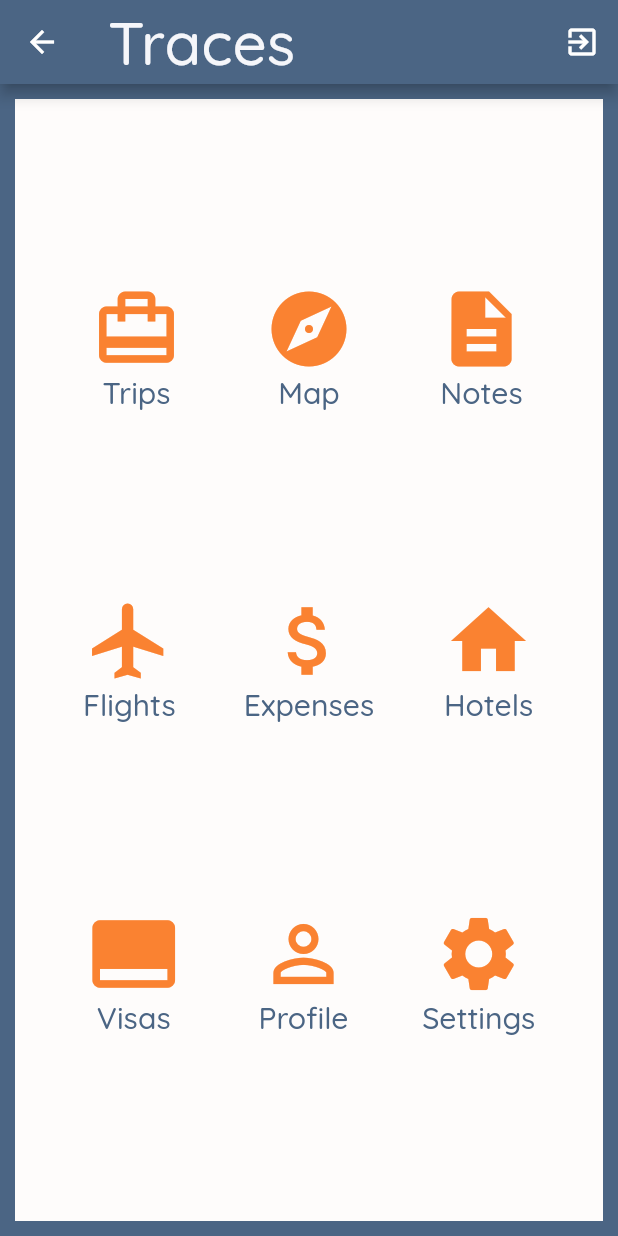
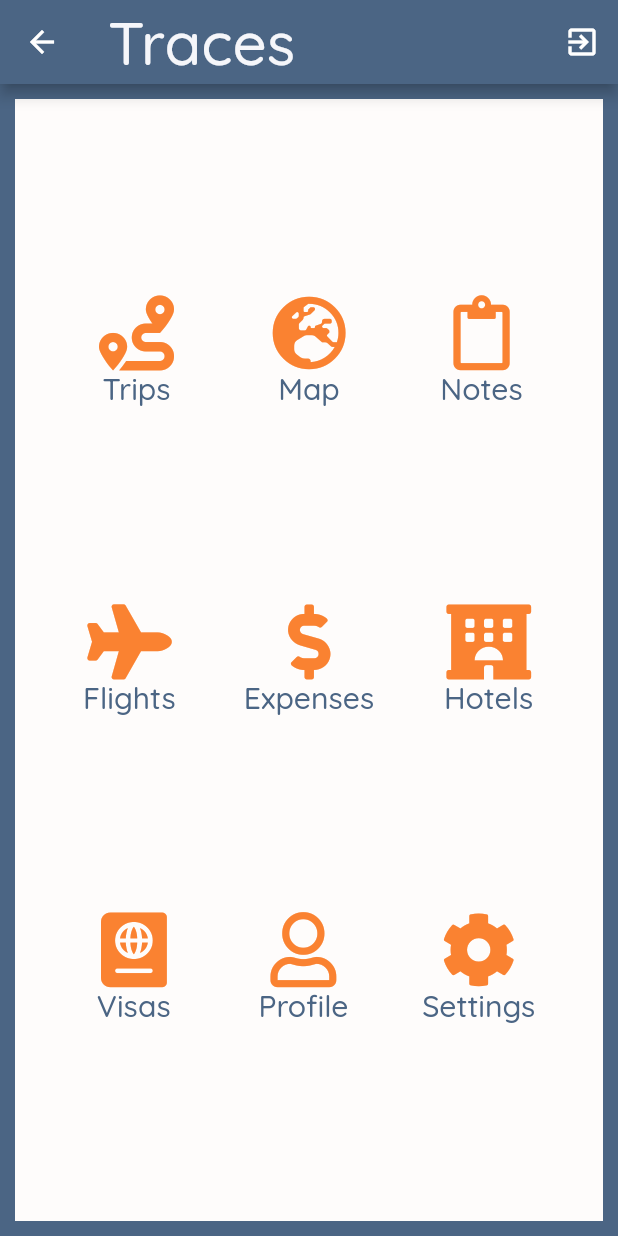
Before and after one commit to YanaKrivitskaya/traces, a Flutter app: the HomePage screen opened by its route, on a phone screen of 412 x 824 dp. Run offline on Flutter 3.47's test engine with Material 2 defaults, Android fonts, the light colour scheme and no system bars; our stand-ins replace bloc, cloud_firestore, equatable, firebase_auth, firebase_core, flutter_bloc and 5 more; missing offline and left inert: mapbox_gl; accounts and stored records are empty.

Commit message:
Icons updated to Font Awesome

```diff
--- a/traces/lib/loginSignup/loginSignup_form.dart
+++ b/traces/lib/loginSignup/loginSignup_form.dart
@@ -6,6 +6,7 @@ import 'package:traces/auth/userRepository.dart';
 import 'package:traces/colorsPalette.dart';
 import 'package:traces/loginSignup/bloc/bloc.dart';
 import 'package:google_fonts/google_fonts.dart';
+import 'package:font_awesome_flutter/font_awesome_flutter.dart';
 
 class LoginSignupForm extends StatefulWidget{
   final UserRepository _userRepository;
@@ -253,7 +254,7 @@ class _LoginSignupFormState extends State<LoginSignupForm>{
     decoration: InputDecoration(
       labelText: 'Password',
       suffixIcon: IconButton(
-        icon: Icon(_obscurePassword ? Icons.visibility_off : Icons.visibility),
+        icon: FaIcon(_obscurePassword ? FontAwesomeIcons.eyeSlash : FontAwesomeIcons.eye),
         onPressed: (){
           setState(() {
             _obscurePassword = !_obscurePassword;
--- a/traces/lib/screens/home.dart
+++ b/traces/lib/screens/home.dart
@@ -4,10 +4,10 @@ import 'package:google_fonts/google_fonts.dart';
 import 'package:traces/auth/authentication_bloc.dart';
 import 'package:traces/auth/authentication_event.dart';
 import 'package:traces/constants.dart';
-import 'package:traces/screens/notes/bloc/note_bloc/bloc.dart';
-import 'package:traces/screens/notes/repository/firebase_notes_repository.dart';
+import 'package:traces/shared/shared.dart';
 import '../colorsPalette.dart';
 import 'package:flutter_bloc/flutter_bloc.dart';
+import 'package:font_awesome_flutter/font_awesome_flutter.dart';
 
 class HomePage extends StatefulWidget {
   HomePage({Key key}) : super(key: key);
@@ -46,25 +46,25 @@ class _HomePageState extends State<HomePage> {
                 Row(
                   mainAxisAlignment: MainAxisAlignment.spaceEvenly,
                   children: <Widget>[
-                    _menuTile(Icons.card_travel, "Trips", context, tripsRoute),
-                    _menuTile(Icons.explore, "Map", context, mapRoute),
-                    _menuTile(Icons.description, "Notes", context, notesRoute)
+                    _menuTile(FontAwesomeIcons.route, "Trips", context, tripsRoute, ColorsPalette.iconColor),
+                    _menuTile(FontAwesomeIcons.globeEurope, "Map", context, mapRoute, ColorsPalette.iconColor),
+                    _menuTile(FontAwesomeIcons.clipboard, "Notes", context, notesRoute, ColorsPalette.iconColor)
                   ],
                 ),
                 Row(
                   mainAxisAlignment: MainAxisAlignment.spaceEvenly,
                   children: <Widget>[
-                    _menuTile(Icons.flight, "Flights", context, flightsRoute),
-                    _menuTile(Icons.attach_money, "Expenses", context, expensesRoute),
-                    _menuTile(Icons.home, "Hotels", context, hotelsRoute)
+                    _menuTile(FontAwesomeIcons.plane, "Flights", context, flightsRoute, ColorsPalette.iconColor),
+                    _menuTile(FontAwesomeIcons.dollarSign, "Expenses", context, expensesRoute, ColorsPalette.iconColor),
+                    _menuTile(FontAwesomeIcons.hotel, "Hotels", context, hotelsRoute, ColorsPalette.iconColor)
                   ],
                 ),
                 Row(
                   mainAxisAlignment: MainAxisAlignment.spaceEvenly,
                   children: <Widget>[
-                    _menuTile(Icons.call_to_action, "Visas", context, visasRoute),
-                    _menuTile(Icons.perm_identity, "Profile", context, profileRoute),
-                    _menuTile(Icons.settings, "Settings", context, settingsRoute)
+                    _menuTile(FontAwesomeIcons.passport, "Visas", context, visasRoute, ColorsPalette.iconColor),
+                    _menuTile(FontAwesomeIcons.user, "Profile", context, profileRoute, ColorsPalette.iconColor),
+                    _menuTile(FontAwesomeIcons.cog, "Settings", context, settingsRoute, ColorsPalette.iconColor)
                   ],
                 ),
               ],
@@ -75,7 +75,7 @@ class _HomePageState extends State<HomePage> {
   }
 }
 
-Column _menuTile(IconData icon, String title, BuildContext context, String routeName) =>Column(
+Column _menuTile(IconData icon, String title, BuildContext context, String routeName, Color iconColor) =>Column(
     children: <Widget>[
       FlatButton(
         onPressed: () {
@@ -88,7 +88,14 @@ Column _menuTile(IconData icon, String title, BuildContext context, String route
         padding: EdgeInsets.all(10.0),
         child: Column( // Replace with a Row for horizontal icon + text
           children: <Widget>[
-            Icon(icon, color: ColorsPalette.iconColor, size: 60.0),
+            FaIcon(icon, color: iconColor, size: 50.0),
+            /*LinearGradientMask(
+              child: FaIcon(
+                icon,
+                size: 50,
+                color: Colors.white,
+              ),
+            ),*/
             //Icon(icon, color: color, size: 60.0),
             Text(title, style: TextStyle(color: ColorsPalette.iconTitle, fontSize: 20.0))
           ],
--- a/traces/lib/screens/notes/note_filter_button.dart
+++ b/traces/lib/screens/notes/note_filter_button.dart
@@ -5,6 +5,7 @@ import 'package:traces/colorsPalette.dart';
 import 'package:traces/screens/notes/bloc/note_bloc/bloc.dart';
 import 'package:traces/screens/notes/bloc/note_sort_bloc/bloc.dart';
 import 'package:traces/screens/notes/model/note.dart';
+import 'package:font_awesome_flutter/font_awesome_flutter.dart';
 
 class SortField{
   final SortFields _key;
@@ -21,7 +22,7 @@ class NoteFilterButton extends StatelessWidget{
   @override
   Widget build(BuildContext context) {
     return IconButton(
-      icon: Icon(Icons.sort),
+      icon: FaIcon(FontAwesomeIcons.sortAmountDown),
       onPressed: (){
         showDialog(barrierDismissible: false, context: context,builder: (_) =>
             MultiBlocProvider(
--- a/traces/lib/screens/notes/tags_add_dialog.dart
+++ b/traces/lib/screens/notes/tags_add_dialog.dart
@@ -130,6 +130,7 @@ class _TagsAddDialogState extends State<TagsAddDialog>{
           context.bloc<NoteDetailsBloc>().add(SaveNoteClicked(_note));
           context.bloc<TagAddBloc>().add(UpdateTag(updatedTag));
         },
+        activeColor: ColorsPalette.nycTaxi,
       )).toList()
   );
 }
--- a/traces/lib/screens/notes/tags_filter_button.dart
+++ b/traces/lib/screens/notes/tags_filter_button.dart
@@ -124,6 +124,7 @@ class _TagsDialogState extends State<TagsDialog>{
       onChanged: (val) {
         context.bloc<TagFilterBloc>().add(TagChecked(tag, val));
       },
+      activeColor: ColorsPalette.nycTaxi,
     )).toList()
   );
 
@@ -136,6 +137,7 @@ class _TagsDialogState extends State<TagsDialog>{
             _selectAll.isChecked = val;
             context.bloc<TagFilterBloc>().add(AllTagsChecked(val));
           },
+          activeColor: ColorsPalette.nycTaxi,
         )
       ],
   );
@@ -149,6 +151,7 @@ class _TagsDialogState extends State<TagsDialog>{
           _noTags.isChecked = val;
           context.bloc<TagFilterBloc>().add(NoTagsChecked(val));
         },
+        activeColor: ColorsPalette.nycTaxi,
       )
     ],
   );
--- a/traces/lib/screens/profile/name_edit_button.dart
+++ b/traces/lib/screens/profile/name_edit_button.dart
@@ -2,12 +2,13 @@ import 'package:flutter/material.dart';
 import 'package:traces/colorsPalette.dart';
 import 'package:flutter_bloc/flutter_bloc.dart';
 import 'package:traces/screens/profile/bloc/profile/bloc.dart';
+import 'package:font_awesome_flutter/font_awesome_flutter.dart';
 
 class NameEditButton extends StatelessWidget {
   @override
   Widget build(BuildContext context) {
     return IconButton(
-        icon: Icon(Icons.edit, size: 20.0, color: ColorsPalette.meditSea),
+        icon: FaIcon(FontAwesomeIcons.edit, size: 20.0, color: ColorsPalette.meditSea),
         onPressed: (){
           showDialog(barrierDismissible: false, context: context,builder: (_) =>
               BlocProvider.value(
--- a/traces/lib/screens/profile/profile_page.dart
+++ b/traces/lib/screens/profile/profile_page.dart
@@ -6,6 +6,7 @@ import 'package:traces/screens/profile/bloc/profile/bloc.dart';
 import 'package:traces/screens/profile/profile_view.dart';
 import 'package:flutter_bloc/flutter_bloc.dart';
 import 'package:traces/screens/profile/repository/firebase_profile_repository.dart';
+import 'package:font_awesome_flutter/font_awesome_flutter.dart';
 
 class ProfilePage extends StatelessWidget{
   ProfilePage();
@@ -26,7 +27,7 @@ class ProfilePage extends StatelessWidget{
                   color: ColorsPalette.white, fontSize: 25.0))),
           backgroundColor: ColorsPalette.meditSea,
           leading: IconButton(
-            icon: Icon(Icons.arrow_back_ios),
+            icon: FaIcon(FontAwesomeIcons.chevronLeft),
             onPressed: () => Navigator.of(context).pop(),
           ),
         ),
--- a/traces/lib/screens/profile/profile_view.dart
+++ b/traces/lib/screens/profile/profile_view.dart
@@ -9,6 +9,7 @@ import 'package:traces/screens/profile/edit_family_button.dart';
 import 'package:traces/screens/profile/model/profile.dart';
 import 'package:traces/screens/profile/name_edit_button.dart';
 import 'package:traces/shared/shared.dart';
+import 'package:font_awesome_flutter/font_awesome_flutter.dart';
 
 class ProfileView extends StatefulWidget{
 
@@ -59,7 +60,7 @@ class _ProfileViewState extends State<ProfileView>{
                       Text("Email: " + _profile.email, style: TextStyle(fontSize: 15.0)),
                       _profile.isEmailVerified
                           ? IconButton(icon: Icon(Icons.check, color: ColorsPalette.meditSea), tooltip: 'Verified')
-                          : IconButton(icon: Icon(Icons.error_outline, color: ColorsPalette.fusionRed), tooltip: 'Not verified'),
+                          : IconButton(icon: FaIcon(FontAwesomeIcons.exclamationCircle, color: ColorsPalette.fusionRed), tooltip: 'Not verified'),
                     ],),
                   ),
                   /*Align(
@@ -122,7 +123,7 @@ class _ProfileViewState extends State<ProfileView>{
                 Divider(color: ColorsPalette.meditSea),
                 OutlineButton(
                   child: ListTile(
-                      leading: Icon(Icons.exit_to_app, color: ColorsPalette.fusionRed),
+                      leading: FaIcon(FontAwesomeIcons.signOutAlt, color: ColorsPalette.fusionRed),
                       title: Text('Sign out')),
                   onPressed: (){
                     BlocProvider.of<AuthenticationBloc>(context).add(LoggedOut());
--- a/traces/lib/screens/visas/visas_page.dart
+++ b/traces/lib/screens/visas/visas_page.dart
@@ -7,6 +7,7 @@ import 'package:traces/screens/visas/model/visa_tab.dart';
 import 'package:google_fonts/google_fonts.dart';
 import 'package:traces/screens/visas/visas_view.dart';
 import 'package:traces/screens/visas/widgets/tab_selector.dart';
+import 'package:font_awesome_flutter/font_awesome_flutter.dart';
 
 class VisasPage extends StatelessWidget {
 
@@ -20,7 +21,7 @@ class VisasPage extends StatelessWidget {
             title: Text('Visas', style: GoogleFonts.quicksand(textStyle: TextStyle(color: ColorsPalette.lynxWhite, fontSize: 25.0))),
             backgroundColor: ColorsPalette.mazarineBlue,
             leading: IconButton(
-              icon: Icon(Icons.arrow_back_ios),
+              icon: FaIcon(FontAwesomeIcons.chevronLeft),
               onPressed: () => Navigator.of(context).pop(),
             ),
 
```
Also changed, not shown: traces/lib/colorsPalette.dart (+21 -0 lines), traces/lib/screens/notes/note_detail_view.dart (+4 -4 lines), traces/lib/screens/notes/note_page.dart (+6 -2 lines), traces/lib/screens/visas/visa_edit_view.dart (+3 -4 lines), traces/lib/screens/visas/widgets/tab_selector.dart (+5 -3 lines).
